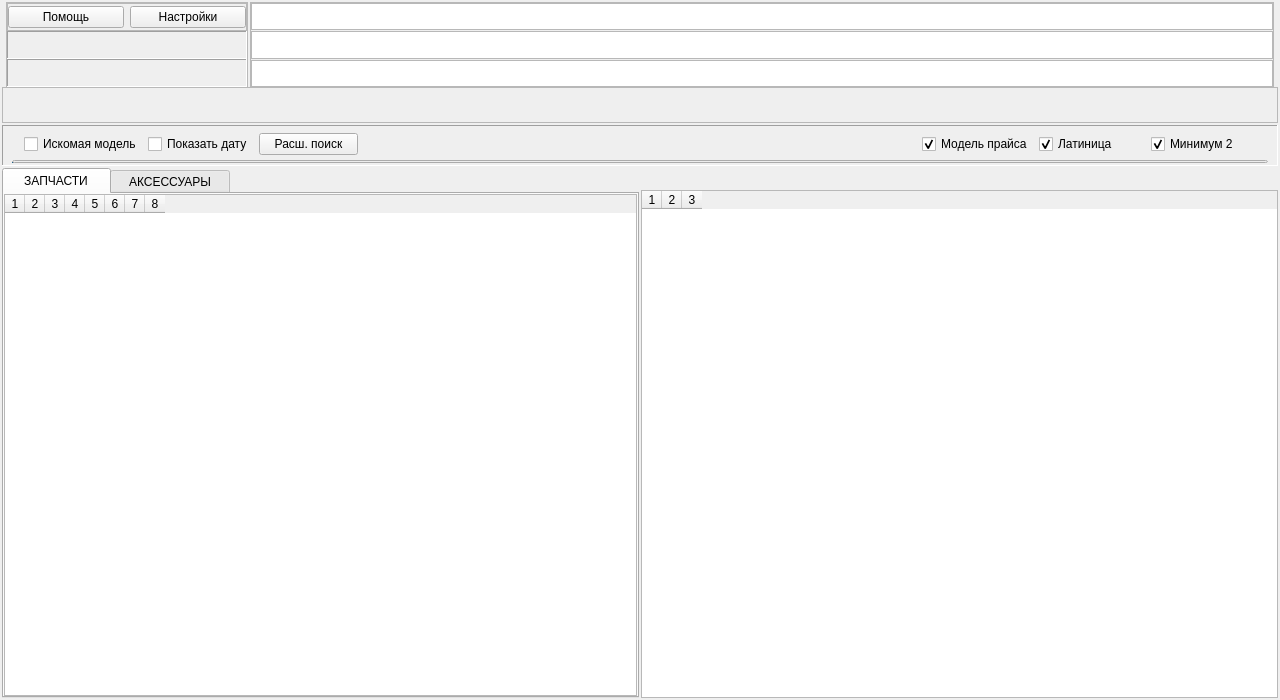
First picture: the form in MDA_UI/window_main.ui, repository Wrexan/MDA, before the edit.
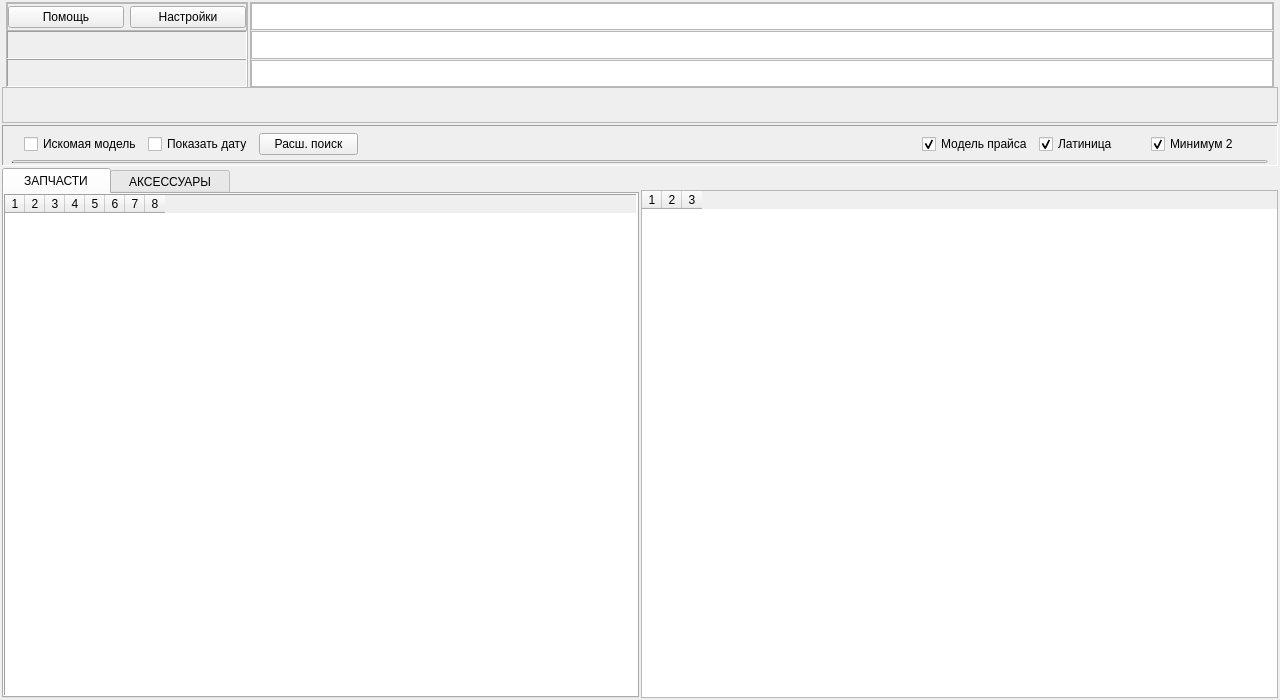
Second picture: the form after the edit. Icons and pictures are not drawn.

Commit message: changed labels on manufacturer wheel to buttons make manufacturers clickable to select current manufacturer added additional paths and empty folders trying to solve path error on some systems

```diff
--- a/MDA_UI/window_main.ui
+++ b/MDA_UI/window_main.ui
@@ -1043,24 +1043,6 @@
           <number>0</number>
          </property>
          <widget class="QWidget" name="tab_0">
-          <property name="sizePolicy">
-           <sizepolicy hsizetype="Expanding" vsizetype="Expanding">
-            <horstretch>0</horstretch>
-            <verstretch>0</verstretch>
-           </sizepolicy>
-          </property>
-          <property name="minimumSize">
-           <size>
-            <width>0</width>
-            <height>0</height>
-           </size>
-          </property>
-          <property name="maximumSize">
-           <size>
-            <width>16777215</width>
-            <height>16777215</height>
-           </size>
-          </property>
           <attribute name="title">
            <string>   ЗАПЧАСТИ   </string>
           </attribute>
@@ -1090,6 +1072,9 @@
                <family>MS Shell Dlg 2</family>
               </font>
              </property>
+             <property name="frameShape">
+              <enum>QFrame::Panel</enum>
+             </property>
              <property name="editTriggers">
               <set>QAbstractItemView::NoEditTriggers</set>
              </property>
```
Left out of the diff: 103 changed lines with no effect on the pictures. The commit also changes 2 other files.
